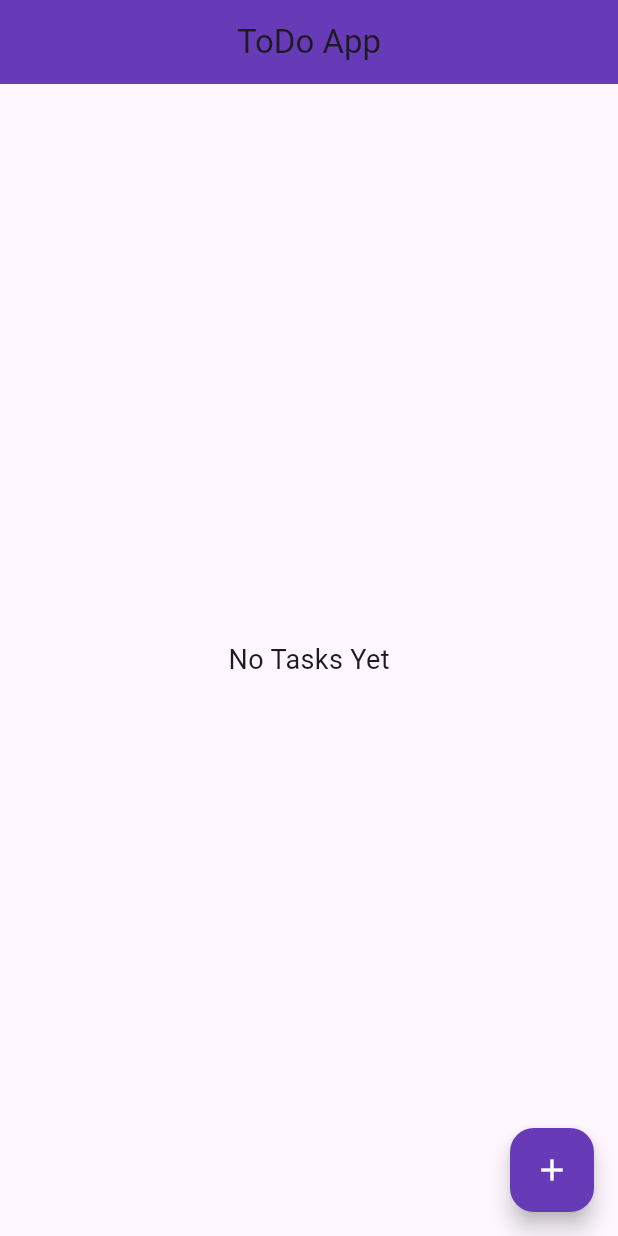
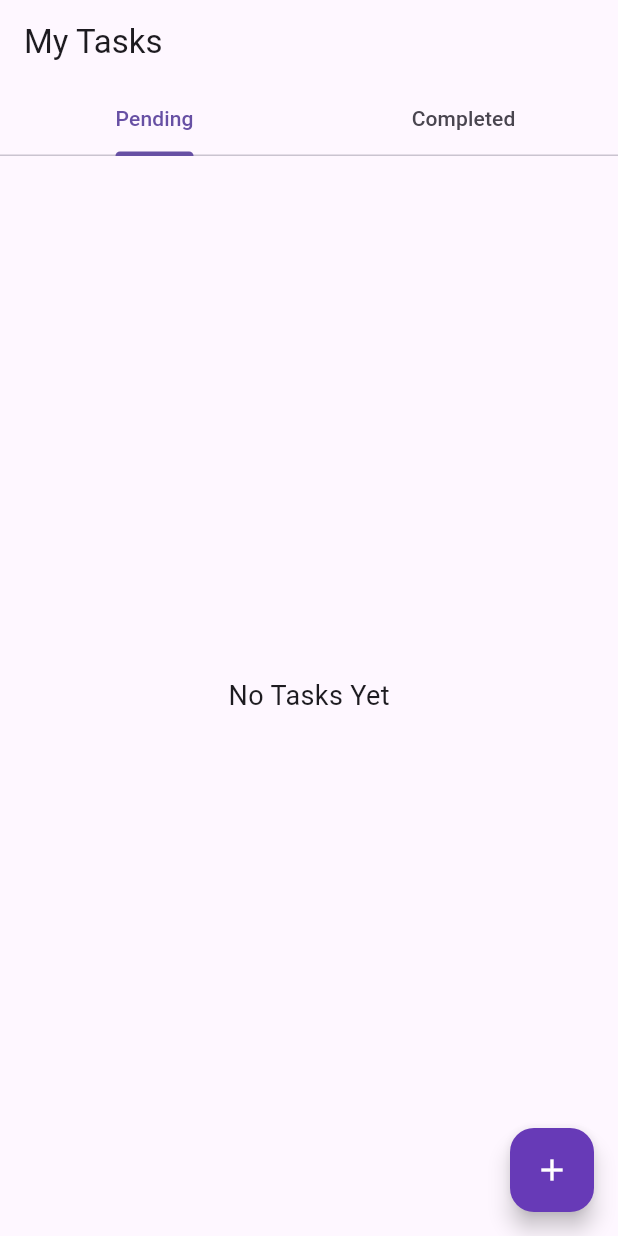
Before and after one commit to SwitU7Ronald/todo_app, a Flutter app: the screen it shows after launch, on a phone screen of 412 x 824 dp. Run offline on Flutter 3.47's test engine with Material 3 defaults, Android fonts, the phone set to English and light mode, and no system bars; our stand-ins replace flutter_slidable, shared_preferences.

Commit message:
Add Pending/Completed Task Tabs With Filtering

```diff
--- a/lib/screens/home_screens.dart
+++ b/lib/screens/home_screens.dart
@@ -24,7 +24,6 @@ class _HomeScreensState extends State<HomeScreens> {
   Future<void> _loadTasks() async {
     final prefs = await SharedPreferences.getInstance();
     final taskJsonList = prefs.getStringList('tasks') ?? [];
-
     setState(() {
       tasks = taskJsonList
           .map((taskJson) {
@@ -42,12 +41,10 @@ class _HomeScreensState extends State<HomeScreens> {
 
   Future<void> _saveTasks() async {
     final prefs = await SharedPreferences.getInstance();
-
     List<String> taskJsonList = tasks.map((task) {
       final map = task.toMap();
       return jsonEncode(map);
     }).toList();
-
     await prefs.setStringList('tasks', taskJsonList);
   }
 
@@ -58,44 +55,88 @@ class _HomeScreensState extends State<HomeScreens> {
       createdAt: DateTime.now(),
       isCompleted: false,
     );
-
     setState(() {
       tasks.add(newTask);
     });
-
     _saveTasks();
   }
 
   @override
   Widget build(BuildContext context) {
-    return Scaffold(
+    final pendingTasks = tasks
+        .where((task) => !task.isCompleted)
+        .toList();
+    final completedTasks = tasks
+        .where((task) => task.isCompleted)
+        .toList();
+
+    return DefaultTabController(
+      length: 2,
+      child: Scaffold(
         appBar: AppBar(
-        title: Text("ToDo App"),
-        centerTitle: true,
+          title: Text('My Tasks'),
+          bottom: TabBar(
+            tabs: [
+              Tab(text: 'Pending'),
+              Tab(text: 'Completed'),
+            ],
+          ),
+        ),
+        body: TabBarView(
+          children: [
+            _buildTaskList(pendingTasks),
+            _buildTaskList(completedTasks),
+          ],
+        ),
+        floatingActionButton: FloatingActionButton(
+          onPressed: () async {
+            final result = await Navigator.push(
+              context,
+              MaterialPageRoute(
+                builder: (context) => AddTaskScreen(),
+              ),
+            );
+            if (result != null && result is String) {
+              _addNewTask(result);
+            }
+          },
           backgroundColor: Colors.deepPurple,
+          child: Icon(Icons.add, color: Colors.white),
         ),
-      body: tasks.isEmpty
-          ? Center(
+      ),
+    );
+  }
+
+  Widget _buildTaskList(List<TaskModel> taskList) {
+    if (taskList.isEmpty) {
+      return Center(
         child: Text(
           "No Tasks Yet",
           style: TextStyle(fontSize: 18),
         ),
-            )
-          : SlidableAutoCloseBehavior(
+      );
+    }
+    return SlidableAutoCloseBehavior(
       child: ListView.builder(
         padding: EdgeInsets.all(16),
-                itemCount: tasks.length,
+        itemCount: taskList.length,
         itemBuilder: (context, index) {
           return Slidable(
-                    key: ValueKey(tasks[index].id),
+            key: ValueKey(taskList[index].id),
             endActionPane: ActionPane(
               motion: const DrawerMotion(),
               children: [
                 SlidableAction(
                   onPressed: (context) {
                     setState(() {
-                              tasks[index].isCompleted =
-                                  !tasks[index].isCompleted;
+                      taskList[index].isCompleted =
+                          !taskList[index].isCompleted;
+                      final taskIndex = tasks.indexWhere(
+                        (task) =>
+                            task.id == taskList[index].id,
+                      );
+                      tasks[taskIndex].isCompleted =
+                          taskList[index].isCompleted;
                     });
                     _saveTasks();
                     ScaffoldMessenger.of(
@@ -103,7 +144,7 @@ class _HomeScreensState extends State<HomeScreens> {
                     ).showSnackBar(
                       SnackBar(
                         content: Text(
-                                  tasks[index].isCompleted
+                          taskList[index].isCompleted
                               ? "Task marked as completed"
                               : "Task marked as pending",
                         ),
@@ -113,23 +154,26 @@ class _HomeScreensState extends State<HomeScreens> {
                   backgroundColor: Colors.green,
                   foregroundColor: Colors.white,
                   icon: Icons.check_circle,
-                          label: 'Complete',
-                          borderRadius:
-                              BorderRadius.circular(12),
+                  label: taskList[index].isCompleted
+                      ? 'Unmark'
+                      : 'Complete',
+                  borderRadius: BorderRadius.circular(12),
                 ),
                 SlidableAction(
                   onPressed: (context) {
                     setState(() {
-                              tasks.removeAt(index);
+                      tasks.removeWhere(
+                        (task) =>
+                            task.id == taskList[index].id,
+                      );
+                      taskList.removeAt(index);
                     });
                     _saveTasks();
                     ScaffoldMessenger.of(
                       context,
                     ).showSnackBar(
                       SnackBar(
-                                content: Text(
-                                  "Task Deleted",
-                                ),
+                        content: Text("Task Deleted"),
                       ),
                     );
                   },
@@ -137,24 +181,19 @@ class _HomeScreensState extends State<HomeScreens> {
                   foregroundColor: Colors.white,
                   icon: Icons.delete,
                   label: 'Delete',
-                          borderRadius:
-                              BorderRadius.circular(12),
+                  borderRadius: BorderRadius.circular(12),
                 ),
               ],
             ),
-
             child: Card(
               shape: RoundedRectangleBorder(
-                        borderRadius: BorderRadius.circular(
-                          12,
-                        ),
+                borderRadius: BorderRadius.circular(12),
               ),
               child: ListTile(
                 title: Text(
-                          tasks[index].title,
+                  taskList[index].title,
                   style: TextStyle(
-                            decoration:
-                                tasks[index].isCompleted
+                    decoration: taskList[index].isCompleted
                         ? TextDecoration.lineThrough
                         : TextDecoration.none,
                   ),
@@ -164,23 +203,6 @@ class _HomeScreensState extends State<HomeScreens> {
           );
         },
       ),
-            ),
-      floatingActionButton: FloatingActionButton(
-        onPressed: () async {
-          final result = await Navigator.push(
-            context,
-            MaterialPageRoute(
-              builder: (context) => AddTaskScreen(),
-            ),
-          );
-
-          if (result != null && result is String) {
-            _addNewTask(result);
-          }
-        },
-        backgroundColor: Colors.deepPurple,
-        child: Icon(Icons.add, color: Colors.white),
-      ),
     );
   }
 }
```
Lines whose indentation alone changed are shown as unchanged.
